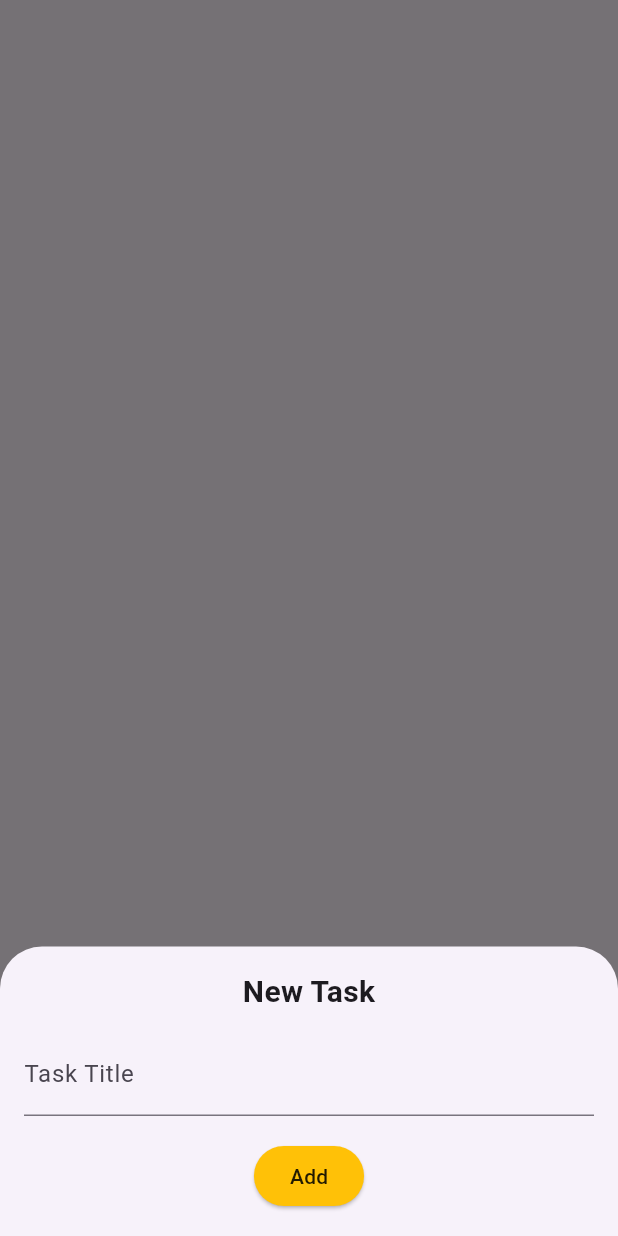
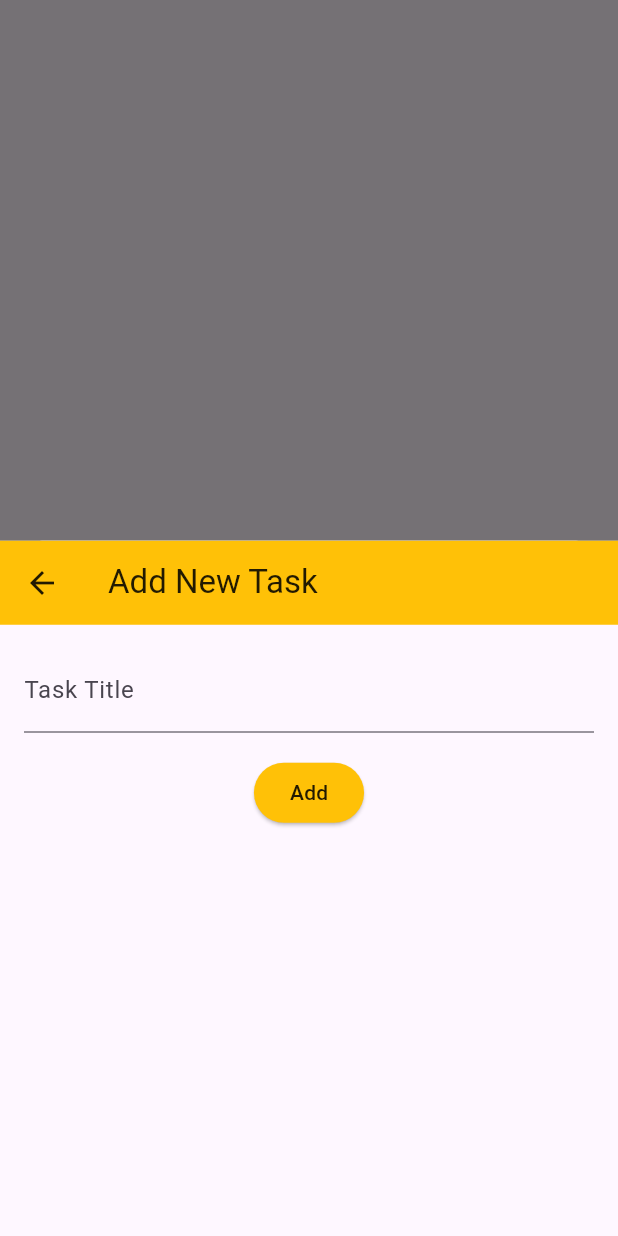
Before and after one commit to Lokesh-choudhary-c/mini_task_hub-using-Supabase, a Flutter app: the screen it shows once a user with an empty profile is signed in, after a tap on the "add" icon, on a phone screen of 412 x 824 dp. Run offline on Flutter 3.47's test engine with Material 3 defaults, Android fonts, the phone set to English and light mode, and no system bars; our stand-ins replace flutter_riverpod, supabase_flutter; accounts and stored records are empty.

Commit message:
Refactor AddTaskBottomSheet: convert to full screen with keyboard handling

```diff
--- a/lib/dashboard/add_task_bottomsheet.dart
+++ b/lib/dashboard/add_task_bottomsheet.dart
@@ -1,22 +1,41 @@
 import 'package:flutter/material.dart';
 import 'package:flutter_riverpod/flutter_riverpod.dart';
+import 'package:task_manager_app/dashboard/dashboard_screen.dart';
 import '../utils/validators.dart';
-import 'dashboard_screen.dart';
 
-class AddTaskBottomSheet extends ConsumerWidget {
-  const AddTaskBottomSheet({super.key});
+class AddTaskScreen extends ConsumerStatefulWidget {
+  const AddTaskScreen({super.key});
 
   @override
-  Widget build(BuildContext context, WidgetRef ref) {
+  ConsumerState<AddTaskScreen> createState() => _AddTaskScreenState();
+}
+
+class _AddTaskScreenState extends ConsumerState<AddTaskScreen> {
   final _formKey = GlobalKey<FormState>();
-    final ctrl = TextEditingController();
-    return Padding(
+  final TextEditingController ctrl = TextEditingController();
+
+  @override
+  void dispose() {
+    ctrl.dispose();
+    super.dispose();
+  }
+
+  @override
+  Widget build(BuildContext context) {
+    return Scaffold(
+      appBar: AppBar(
+        title: const Text('Add New Task'),
+        backgroundColor: const Color(0xFFFFC107),
+        foregroundColor: Colors.black87,
+      ),
+      body: SafeArea(
+        child: SingleChildScrollView(
           padding: const EdgeInsets.all(16),
           child: Form(
             key: _formKey,
-        child: Column(mainAxisSize: MainAxisSize.min, children: [
-          const Text('New Task', style: TextStyle(fontSize: 20, fontWeight: FontWeight.bold)),
-          const SizedBox(height: 12),
+            child: Column(
+              mainAxisSize: MainAxisSize.min,
+              children: [
                 TextFormField(
                   controller: ctrl,
                   decoration: const InputDecoration(labelText: 'Task Title'),
@@ -28,13 +47,17 @@ class AddTaskBottomSheet extends ConsumerWidget {
                   onPressed: () async {
                     if (_formKey.currentState!.validate()) {
                       await ref.read(supabaseProvider).addTask(ctrl.text.trim());
+                      // ignore: unused_result
+                      ref.refresh(tasksProvider);
                       Navigator.pop(context);
-                final _ = ref.refresh(tasksProvider);
                     }
                   },
                   child: const Text('Add', style: TextStyle(color: Colors.black87)),
                 ),
-        ]),
+              ],
+            ),
+          ),
+        ),
       ),
     );
   }
--- a/lib/dashboard/dashboard_screen.dart
+++ b/lib/dashboard/dashboard_screen.dart
@@ -35,7 +35,8 @@ class _DashboardScreenState extends ConsumerState<DashboardScreen> {
   @override
   Widget build(BuildContext context) {
     return Scaffold(
-      body: _pages[_currentIndex],
+      resizeToAvoidBottomInset: true,
+      body: SafeArea(child: _pages[_currentIndex]),
       bottomNavigationBar: BottomNavigationBar(
         currentIndex: _currentIndex,
         selectedItemColor: const Color(0xFFFFC107),
@@ -54,7 +55,7 @@ class _DashboardScreenState extends ConsumerState<DashboardScreen> {
               backgroundColor: const Color(0xFFFFC107),
               onPressed: () => showModalBottomSheet(
                 context: context,
-                builder: (_) => const AddTaskBottomSheet(),
+                builder: (_) => const AddTaskScreen(),
               ),
               child: const Icon(Icons.add, color: Colors.black87),
             )
```
Also changed, not shown: pubspec.lock. Lines whose indentation alone changed are shown as unchanged.
